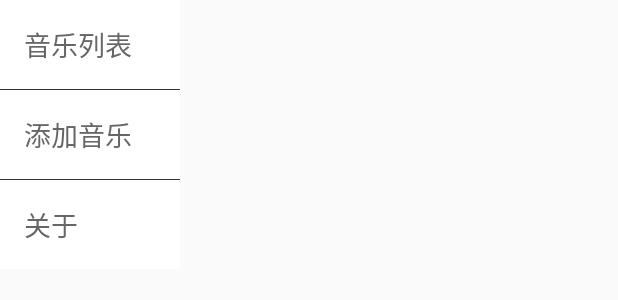
After one commit to ParadiseHell/BeautifulLED, an Android app: the layout popupwindow_more.xml on its own in the app's theme, with its tools: preview values and no code run, on a phone screen of 412 x 824 dp. The commit adds this screen. Shown: the top 300 px of the screen. Run offline under Robolectric (Android 15) with nearby library versions, the phone set to English and light mode, and no system bars.

Commit message:
refactor: 更新开源库版本

```diff
--- /dev/null
+++ b/App/BeautifulLED/app/src/main/res/drawable/text_press_background.xml
@@ -0,0 +1,6 @@
+<?xml version="1.0" encoding="utf-8"?>
+<selector xmlns:android="http://schemas.android.com/apk/res/android">
+  <item android:drawable="@color/colorTextPressed" android:state_pressed="true"/>
+  <item android:drawable="@android:color/white" android:state_pressed="false"/>
+  <item android:drawable="@android:color/white"/>
+</selector>
--- /dev/null
+++ b/App/BeautifulLED/app/src/main/res/layout/popupwindow_more.xml
@@ -0,0 +1,38 @@
+<?xml version="1.0" encoding="utf-8"?>
+<LinearLayout xmlns:android="http://schemas.android.com/apk/res/android"
+    android:layout_width="120dp"
+    android:layout_height="wrap_content"
+    android:orientation="vertical"
+    >
+  <TextView
+      android:id="@+id/tv_music_list"
+      android:layout_width="match_parent"
+      android:layout_height="wrap_content"
+      android:text="@string/music_list"
+      style="@style/TextList"
+      />
+  <View
+      android:layout_width="match_parent"
+      android:layout_height="1px"
+      android:background="#333333"
+      />
+  <TextView
+      android:id="@+id/tv_add_music"
+      android:layout_width="match_parent"
+      android:layout_height="wrap_content"
+      android:text="@string/add_music"
+      style="@style/TextList"
+      />
+  <View
+      android:layout_width="match_parent"
+      android:layout_height="1px"
+      android:background="#333333"
+      />
+  <TextView
+      android:id="@+id/tv_about"
+      android:layout_width="match_parent"
+      android:layout_height="wrap_content"
+      android:text="@string/about"
+      style="@style/TextList"
+      />
+</LinearLayout>
--- a/App/BeautifulLED/app/src/main/res/values/colors.xml
+++ b/App/BeautifulLED/app/src/main/res/values/colors.xml
@@ -1,6 +1,8 @@
 <?xml version="1.0" encoding="utf-8"?>
 <resources>
-    <color name="colorPrimary">#3F51B5</color>
-    <color name="colorPrimaryDark">#303F9F</color>
-    <color name="colorAccent">#FF4081</color>
+  <color name="colorPrimary">#3F51B5</color>
+  <color name="colorPrimaryDark">#303F9F</color>
+  <color name="colorAccent">#FF4081</color>
+  <color name="colorTextPressed">#BBBBBB</color>
+  <color name="colorText">#666666</color>
 </resources>
--- a/App/BeautifulLED/app/src/main/res/values/strings.xml
+++ b/App/BeautifulLED/app/src/main/res/values/strings.xml
@@ -6,4 +6,10 @@
   <string name="init">INIT</string>
   <string name="tv_loading_aduio">正在加载音频，请稍等~~</string>
   <string name="image">image</string>
+  <string name="load_success">加载音频成功,开始你的炫酷之旅吧~~</string>
+  <string name="load_fail">加载音频失败了诶，试试重新打开应用吧</string>
+  <string name="auto_play">开始自动播放%1$s~~</string>
+  <string name="music_list">音乐列表</string>
+  <string name="add_music">添加音乐</string>
+  <string name="about">关于</string>
 </resources>
--- a/App/BeautifulLED/app/src/main/res/values/styles.xml
+++ b/App/BeautifulLED/app/src/main/res/values/styles.xml
@@ -8,4 +8,14 @@
     <item name="colorAccent">@color/colorAccent</item>
   </style>
 
+  <style name="TextList">
+    <item name="android:paddingTop">16dp</item>
+    <item name="android:paddingBottom">16dp</item>
+    <item name="android:paddingLeft">16dp</item>
+    <item name="android:paddingRight">16dp</item>
+    <item name="android:textSize">18sp</item>
+    <item name="android:textColor">@color/colorText</item>
+    <item name="android:background">@drawable/text_press_background</item>
+    <item name="android:clickable">true</item>
+  </style>
 </resources>
```
Also changed, not shown: App/BeautifulLED/app/build.gradle (+6 -2 lines), App/BeautifulLED/app/src/main/java/com/chengtao/beautifulled/activity/PianoControlActivity.java (+66 -52 lines), App/BeautifulLED/app/src/main/java/com/chengtao/beautifulled/activity/SplashActivity.java (+5 -7 lines), App/BeautifulLED/app/src/main/java/com/chengtao/beautifulled/utils/MusicUtils.java (deleted, +0 -117 lines), App/BeautifulLED/app/src/main/res/layout/activity_piano_control.xml (+32 -29 lines), App/BeautifulLED/app/src/main/res/drawable/more.png (added). Lines whose indentation alone changed are shown as unchanged.
